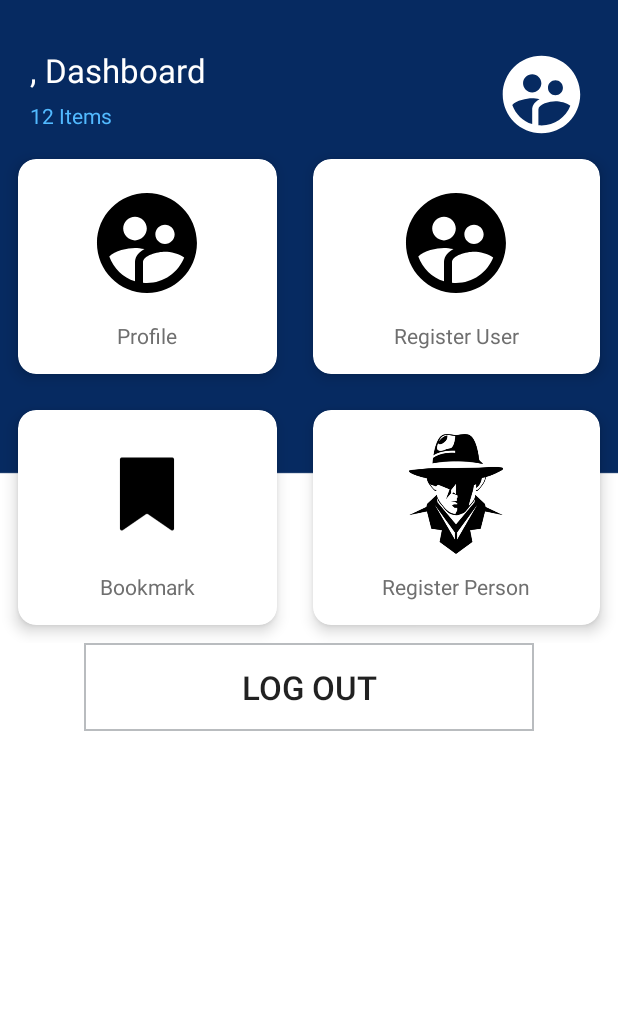
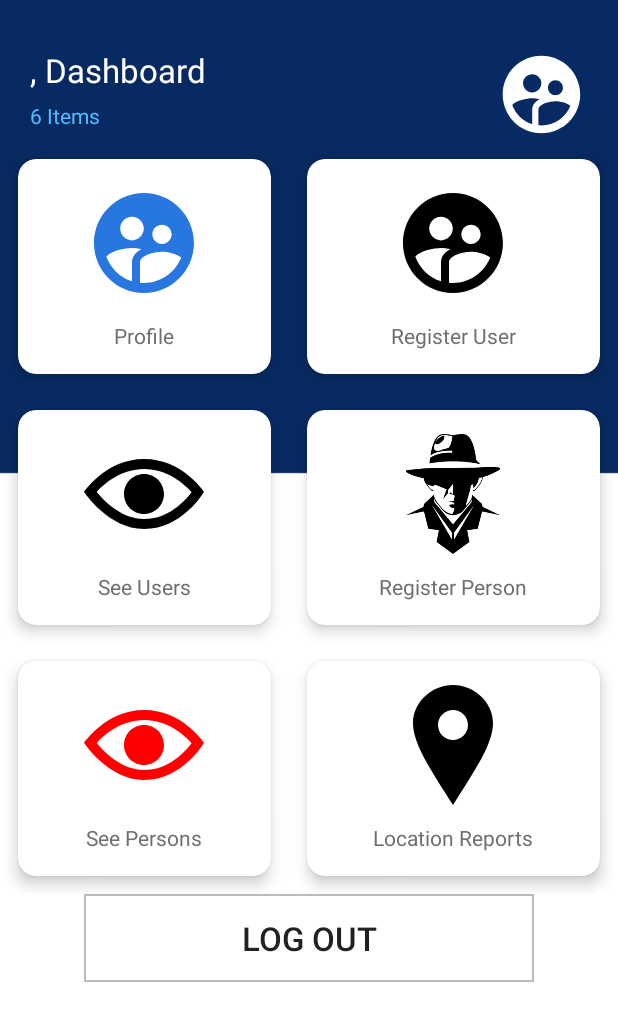
Before and after one commit to GentritIbishi/MostWantedApp, an Android app: the AdminDashboardActivity screen opened directly, with no data from a screen before it, on a phone screen of 412 x 824 dp. Shown: the top 1021 px of the screen. Run offline under Robolectric (Android 15) with nearby library versions, the phone set to English and light mode, and no system bars; our stand-ins replace Firebase (no records; nobody signed in at launch, a user with empty details on screens opened directly), Picasso.

Commit message:
Ndryshim ne dizajn shtim ne feauture te reja aplikimi i mundesive ne AdminDashboardActivity dhe UserDashboardActivity per View persons dhe users etc..

```diff
--- a/app/src/main/AndroidManifest.xml
+++ b/app/src/main/AndroidManifest.xml
@@ -14,7 +14,8 @@
         android:roundIcon="@mipmap/ic_launcher_round"
         android:supportsRtl="true"
         android:theme="@style/Theme.MostWantedApp">
-        <activity android:name=".UserActivity"></activity>
+        <activity android:name=".LocationReports"></activity>
+        <activity android:name=".UserActivity" />
         <activity android:name=".PersonActivity" />
         <activity android:name=".PersonImage" />
         <activity android:name=".UpdateUser" />
--- a/app/src/main/java/fiek/unipr/mostwantedapp/AdminDashboardActivity.java
+++ b/app/src/main/java/fiek/unipr/mostwantedapp/AdminDashboardActivity.java
@@ -38,7 +38,7 @@ public class AdminDashboardActivity extends AppCompatActivity implements View.On
     FirebaseAuth firebaseAuth;
     FirebaseUser firebaseUser;
     StorageReference storageReference;
-    LinearLayout l_registerUser, l_registerPerson, l_adminProfile;
+    LinearLayout l_registerUser, l_registerPerson, l_adminProfile, l_userList, l_personsList, l_locationReports;
     ImageView admin_img_profile;
     TextView tv_dashboard;
     Button bt_logout;
@@ -53,6 +53,12 @@ public class AdminDashboardActivity extends AppCompatActivity implements View.On
         l_registerPerson.setOnClickListener(this);
         l_registerUser = findViewById(R.id.l_registerUser);
         l_registerUser.setOnClickListener(this);
+        l_locationReports = findViewById(R.id.l_locationReports);
+        l_locationReports.setOnClickListener(this);
+        l_userList = findViewById(R.id.l_userList);
+        l_userList.setOnClickListener(this);
+        l_personsList = findViewById(R.id.l_personsList);
+        l_personsList.setOnClickListener(this);
         l_adminProfile = findViewById(R.id.l_adminProfile);
         l_adminProfile.setOnClickListener(this);
         tv_dashboard = findViewById(R.id.tv_dashboard);
@@ -115,8 +121,16 @@ public class AdminDashboardActivity extends AppCompatActivity implements View.On
                 startActivity(new Intent(AdminDashboardActivity.this, RegisterPerson.class));
                 break;
             case R.id.l_adminProfile:
-                Intent adminProfileIntent = new Intent(AdminDashboardActivity.this, Profile.class);
-                startActivity(adminProfileIntent);
+                startActivity(new Intent(AdminDashboardActivity.this, Profile.class));
+                break;
+            case R.id.l_userList:
+                startActivity(new Intent(AdminDashboardActivity.this, UserActivity.class));
+                break;
+            case R.id.l_personsList:
+                startActivity(new Intent(AdminDashboardActivity.this, PersonActivity.class));
+                break;
+            case R.id.l_locationReports:
+                startActivity(new Intent(AdminDashboardActivity.this, LocationReports.class));
                 break;
         }
     }
--- /dev/null
+++ b/app/src/main/res/drawable/ic_location.xml
@@ -0,0 +1,4 @@
+<vector android:height="80dp" android:viewportHeight="24"
+    android:viewportWidth="24" android:width="80dp" xmlns:android="http://schemas.android.com/apk/res/android">
+    <path android:fillColor="#FF000000" android:pathData="M12,0c-4.198,0 -8,3.403 -8,7.602 0,4.198 3.469,9.21 8,16.398 4.531,-7.188 8,-12.2 8,-16.398 0,-4.199 -3.801,-7.602 -8,-7.602zM12,11c-1.657,0 -3,-1.343 -3,-3s1.343,-3 3,-3 3,1.343 3,3 -1.343,3 -3,3z"/>
+</vector>
--- /dev/null
+++ b/app/src/main/res/drawable/ic_person_eye.xml
@@ -0,0 +1,4 @@
+<vector android:height="80dp" android:viewportHeight="24"
+    android:viewportWidth="24" android:width="80dp" xmlns:android="http://schemas.android.com/apk/res/android">
+    <path android:fillColor="#FF0000" android:pathData="M12.015,7c4.751,0 8.063,3.012 9.504,4.636 -1.401,1.837 -4.713,5.364 -9.504,5.364 -4.42,0 -7.93,-3.536 -9.478,-5.407 1.493,-1.647 4.817,-4.593 9.478,-4.593zM12.015,5c-7.569,0 -12.015,6.551 -12.015,6.551s4.835,7.449 12.015,7.449c7.733,0 11.985,-7.449 11.985,-7.449s-4.291,-6.551 -11.985,-6.551zM12,8c-2.209,0 -4,1.792 -4,4 0,2.209 1.791,4 4,4s4,-1.791 4,-4c0,-2.208 -1.791,-4 -4,-4z"/>
+</vector>
--- /dev/null
+++ b/app/src/main/res/drawable/ic_profile_color.xml
@@ -0,0 +1,5 @@
+<vector android:height="140dp" android:tint="#2877E1"
+    android:viewportHeight="24" android:viewportWidth="24"
+    android:width="140dp" xmlns:android="http://schemas.android.com/apk/res/android">
+    <path android:fillColor="#000000" android:pathData="M11.99,2c-5.52,0 -10,4.48 -10,10s4.48,10 10,10 10,-4.48 10,-10 -4.48,-10 -10,-10zM15.6,8.34c1.07,0 1.93,0.86 1.93,1.93 0,1.07 -0.86,1.93 -1.93,1.93 -1.07,0 -1.93,-0.86 -1.93,-1.93 -0.01,-1.07 0.86,-1.93 1.93,-1.93zM9.6,6.76c1.3,0 2.36,1.06 2.36,2.36 0,1.3 -1.06,2.36 -2.36,2.36s-2.36,-1.06 -2.36,-2.36c0,-1.31 1.05,-2.36 2.36,-2.36zM9.6,15.89v3.75c-2.4,-0.75 -4.3,-2.6 -5.14,-4.96 1.05,-1.12 3.67,-1.69 5.14,-1.69 0.53,0 1.2,0.08 1.9,0.22 -1.64,0.87 -1.9,2.02 -1.9,2.68zM11.99,20c-0.27,0 -0.53,-0.01 -0.79,-0.04v-4.07c0,-1.42 2.94,-2.13 4.4,-2.13 1.07,0 2.92,0.39 3.84,1.15 -1.17,2.97 -4.06,5.09 -7.45,5.09z"/>
+</vector>
--- /dev/null
+++ b/app/src/main/res/drawable/ic_user_eye.xml
@@ -0,0 +1,4 @@
+<vector android:height="80dp" android:viewportHeight="24"
+    android:viewportWidth="24" android:width="80dp" xmlns:android="http://schemas.android.com/apk/res/android">
+    <path android:fillColor="#FF000000" android:pathData="M12.015,7c4.751,0 8.063,3.012 9.504,4.636 -1.401,1.837 -4.713,5.364 -9.504,5.364 -4.42,0 -7.93,-3.536 -9.478,-5.407 1.493,-1.647 4.817,-4.593 9.478,-4.593zM12.015,5c-7.569,0 -12.015,6.551 -12.015,6.551s4.835,7.449 12.015,7.449c7.733,0 11.985,-7.449 11.985,-7.449s-4.291,-6.551 -11.985,-6.551zM12,8c-2.209,0 -4,1.792 -4,4 0,2.209 1.791,4 4,4s4,-1.791 4,-4c0,-2.208 -1.791,-4 -4,-4z"/>
+</vector>
--- a/app/src/main/res/layout/activity_admin_dashboard.xml
+++ b/app/src/main/res/layout/activity_admin_dashboard.xml
@@ -21,7 +21,7 @@
 
             <TextView
                 android:id="@+id/tv_dashboard"
-                android:text="Dashboard"
+                android:text="@string/dashboard"
                 android:textSize="22sp"
                 android:textColor="#FFFFFF"
                 android:layout_width="wrap_content"
@@ -30,7 +30,7 @@
             <TextView
                 android:layout_marginTop="6dp"
                 android:layout_below="@+id/tv_dashboard"
-                android:text="12 Items"
+                android:text="@string/six_items"
                 android:textSize="14sp"
                 android:textColor="#52BAFF"
                 android:layout_width="wrap_content"
@@ -71,7 +71,7 @@
                     android:layout_width="match_parent"
                     android:layout_height="match_parent">
                     <ImageView
-                        android:src="@drawable/ic_user_black"
+                        android:src="@drawable/ic_profile_color"
                         android:layout_width="80dp"
                         android:layout_height="80dp" />
                     <TextView
@@ -124,6 +124,7 @@
                 app:cardCornerRadius="12dp"
                 android:layout_margin="12dp">
                 <LinearLayout
+                    android:id="@+id/l_userList"
                     android:orientation="vertical"
                     android:padding="16dp"
                     android:gravity="center"
@@ -132,13 +133,13 @@
                     android:layout_width="match_parent"
                     android:layout_height="match_parent">
                     <ImageView
-                        android:src="@drawable/bookmark_dashboard"
+                        android:src="@drawable/ic_user_eye"
                         android:layout_width="80dp"
                         android:layout_height="80dp" />
                     <TextView
                         android:layout_marginTop="12dp"
                         android:textColor="#6f6f6f"
-                        android:text="Bookmark"
+                        android:text="@string/see_users"
                         android:layout_width="wrap_content"
                         android:layout_height="wrap_content" />
                 </LinearLayout>
@@ -174,6 +175,66 @@
                         android:layout_height="wrap_content" />
                 </LinearLayout>
             </androidx.cardview.widget.CardView>
+
+            <androidx.cardview.widget.CardView
+                android:layout_width="wrap_content"
+                android:layout_height="wrap_content"
+                android:layout_columnWeight="1"
+                android:layout_rowWeight="1"
+                app:cardElevation="6dp"
+                app:cardCornerRadius="12dp"
+                android:layout_margin="12dp">
+                <LinearLayout
+                    android:id="@+id/l_personsList"
+                    android:orientation="vertical"
+                    android:padding="16dp"
+                    android:gravity="center"
+                    android:clickable="true"
+                    android:background="@drawable/item_dashboard_selected"
+                    android:layout_width="match_parent"
+                    android:layout_height="match_parent">
+                    <ImageView
+                        android:src="@drawable/ic_person_eye"
+                        android:layout_width="80dp"
+                        android:layout_height="80dp" />
+                    <TextView
+                        android:layout_marginTop="12dp"
+                        android:textColor="#6f6f6f"
+                        android:text="@string/see_persons"
+                        android:layout_width="wrap_content"
+                        android:layout_height="wrap_content" />
+                </LinearLayout>
+            </androidx.cardview.widget.CardView>
+
+            <androidx.cardview.widget.CardView
+                android:layout_width="wrap_content"
+                android:layout_height="wrap_content"
+                android:layout_columnWeight="1"
+                android:layout_rowWeight="1"
+                app:cardElevation="6dp"
+                app:cardCornerRadius="12dp"
+                android:layout_margin="12dp">
+                <LinearLayout
+                    android:id="@+id/l_locationReports"
+                    android:orientation="vertical"
+                    android:padding="16dp"
+                    android:gravity="center"
+                    android:clickable="true"
+                    android:background="@drawable/item_dashboard_selected"
+                    android:layout_width="match_parent"
+                    android:layout_height="match_parent">
+                    <ImageView
+                        android:src="@drawable/ic_location"
+                        android:layout_width="80dp"
+                        android:layout_height="80dp" />
+                    <TextView
+                        android:layout_marginTop="12dp"
+                        android:textColor="#6f6f6f"
+                        android:text="@string/location_reports"
+                        android:layout_width="wrap_content"
+                        android:layout_height="wrap_content" />
+                </LinearLayout>
+            </androidx.cardview.widget.CardView>
         </GridLayout>
 
         <RelativeLayout
--- a/app/src/main/res/values/strings.xml
+++ b/app/src/main/res/values/strings.xml
@@ -67,6 +67,11 @@
     <string name="uri_failed_to_set">Uri failed to set!</string>
     <string name="profile_picture_added">Profile Picture added!</string>
     <string name="status">Status</string>
+    <string name="see_users">See Users</string>
+    <string name="see_persons">See Persons</string>
+    <string name="location_reports">Location Reports</string>
+    <string name="four_items">4 Items</string>
+    <string name="six_items">6 Items</string>
 
     <string-array name="roles">
         <item>Admin</item>
```
Also changed, not shown: app/src/main/java/fiek/unipr/mostwantedapp/LocationReports.java (added, +14 -0 lines), app/src/main/java/fiek/unipr/mostwantedapp/UserDashboardActivity.java (+11 -1 lines), app/src/main/res/drawable/icon.xml (+6 -6 lines), app/src/main/res/layout/activity_location_reports.xml (added, +16 -0 lines), app/src/main/res/layout/activity_user_dashboard.xml (+9 -8 lines), 1 other file.
